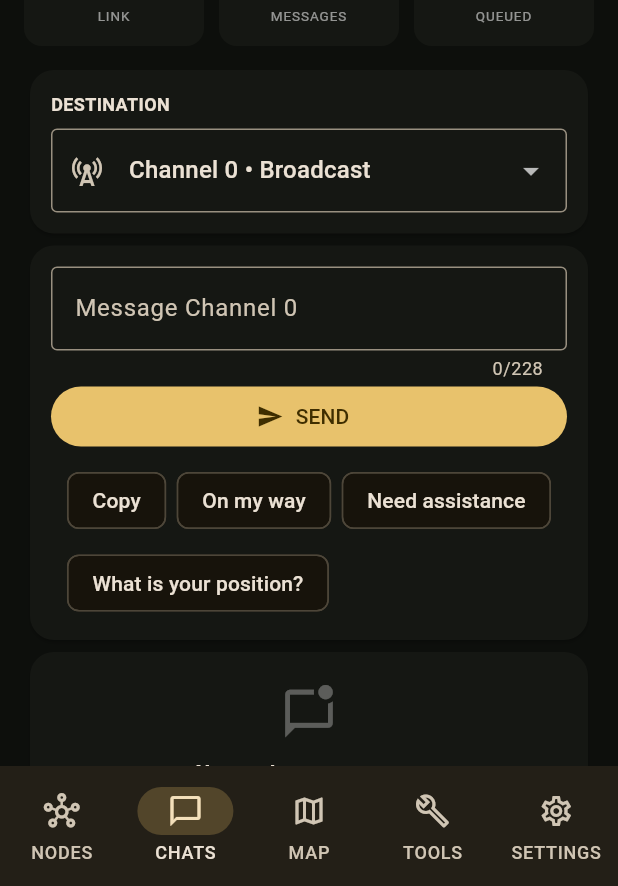
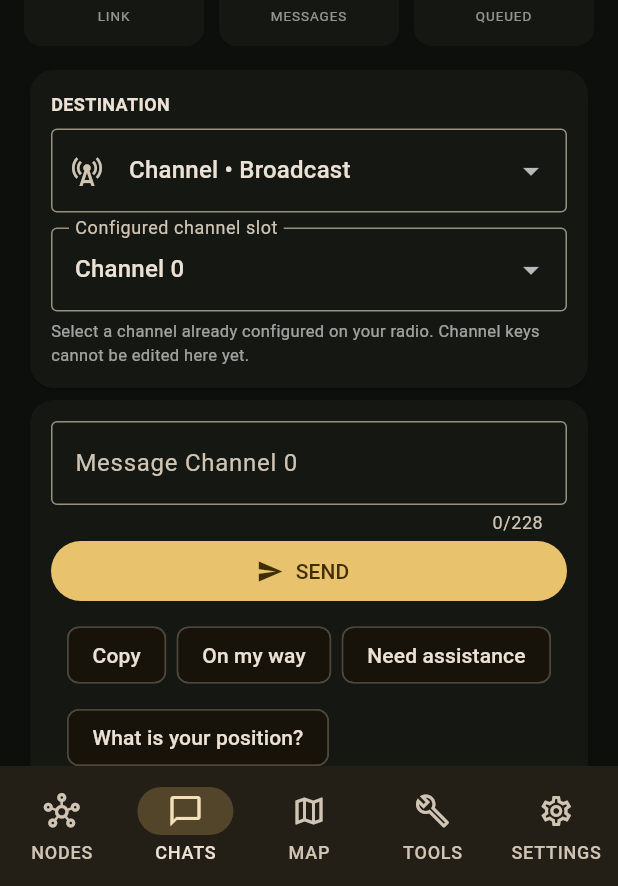
Before and after one commit to BastionMeshApp/notoryx-connect, a Flutter app: the screen it shows after launch, item 2 of the bottom bar chosen, on a phone screen of 412 x 824 dp, the part 350-1236 px from its top. Run offline on Flutter 3.47's test engine with Material 3 defaults, Android fonts, the phone set to English and light mode, and no system bars; our stand-ins replace shared_preferences; missing offline and left inert: universal_ble.

Commit message:
Add configured channel slot selection and searchable conversation history

```diff
--- a/lib/main.dart
+++ b/lib/main.dart
@@ -341,12 +341,16 @@ class _ChatsPageState extends State<_ChatsPage> {
   late final TextEditingController reply =
       TextEditingController(text: widget.awayReply);
   final composer = TextEditingController();
+  final historySearch = TextEditingController();
   int destination = 0xffffffff;
+  int channel = 0;
+  bool onlyCurrentConversation = false;
 
   @override
   void dispose() {
     reply.dispose();
     composer.dispose();
+    historySearch.dispose();
     super.dispose();
   }
 
@@ -354,7 +358,8 @@ class _ChatsPageState extends State<_ChatsPage> {
     final text = (quickText ?? composer.text).trim();
     if (text.isEmpty) return;
     try {
-      await widget.radio.sendText(text: text, destination: destination);
+      await widget.radio.sendText(text: text, destination: destination,
+        channel: destination == 0xffffffff ? channel : 0);
       if (quickText == null) composer.clear();
     } catch (error) {
       if (mounted) {
@@ -378,6 +383,18 @@ class _ChatsPageState extends State<_ChatsPage> {
     builder: (context, _) {
       final messages = widget.radio.messages;
       final connected = widget.radio.isReady;
+      final search = historySearch.text.trim().toLowerCase();
+      final visibleMessages = messages.reversed.where((message) {
+        if (search.isNotEmpty &&
+            !message.text.toLowerCase().contains(search) &&
+            !_nodeName(message.from).toLowerCase().contains(search)) return false;
+        if (!onlyCurrentConversation) return true;
+        if (destination == 0xffffffff) {
+          return message.isBroadcast && message.channel == channel;
+        }
+        return !message.isBroadcast &&
+            (message.to == destination || message.from == destination);
+      }).take(50).toList();
       return ListView(
         padding: const EdgeInsets.all(16),
         children: [
@@ -421,7 +438,7 @@ class _ChatsPageState extends State<_ChatsPage> {
                 items: [
                   const DropdownMenuItem(
                     value: 0xffffffff,
-                    child: Text('Channel 0 • Broadcast'),
+                    child: Text('Channel • Broadcast'),
                   ),
                   for (final node in widget.radio.nodes)
                     DropdownMenuItem(
@@ -433,6 +450,27 @@ class _ChatsPageState extends State<_ChatsPage> {
                   if (value != null) setState(() => destination = value);
                 },
               ),
+              if (destination == 0xffffffff) ...[
+                const SizedBox(height: 10),
+                DropdownButtonFormField<int>(
+                  initialValue: channel,
+                  decoration: const InputDecoration(
+                    labelText: 'Configured channel slot',
+                    border: OutlineInputBorder(),
+                  ),
+                  items: [
+                    for (var i = 0; i < 8; i++)
+                      DropdownMenuItem(value: i, child: Text('Channel $i')),
+                  ],
+                  onChanged: (value) {
+                    if (value != null) setState(() => channel = value);
+                  },
+                ),
+                const SizedBox(height: 5),
+                const Text('Select a channel already configured on your radio. '
+                    'Channel keys cannot be edited here yet.',
+                  style: TextStyle(fontSize: 11, color: Colors.white60)),
+              ],
             ]),
           )),
           Card(child: Padding(
@@ -445,7 +483,7 @@ class _ChatsPageState extends State<_ChatsPage> {
                 maxLines: 4,
                 decoration: InputDecoration(
                   labelText: destination == 0xffffffff
-                      ? 'Message Channel 0'
+                      ? 'Message Channel $channel'
                       : 'Message ${_nodeName(destination)}',
                   border: const OutlineInputBorder(),
                 ),
@@ -486,7 +524,31 @@ class _ChatsPageState extends State<_ChatsPage> {
               child: Text('MESSAGE TIMELINE',
                 style: TextStyle(fontWeight: FontWeight.w900, letterSpacing: .8)),
             ),
-            for (final message in messages.reversed.take(50))
+            Padding(
+              padding: const EdgeInsets.symmetric(horizontal: 4),
+              child: Column(children: [
+                TextField(
+                  controller: historySearch,
+                  onChanged: (_) => setState(() {}),
+                  decoration: const InputDecoration(
+                    hintText: 'Search message history',
+                    prefixIcon: Icon(Icons.search),
+                    border: OutlineInputBorder(),
+                    isDense: true,
+                  ),
+                ),
+                SwitchListTile.adaptive(
+                  contentPadding: EdgeInsets.zero,
+                  title: const Text('Current conversation only',
+                    style: TextStyle(fontSize: 13)),
+                  value: onlyCurrentConversation,
+                  onChanged: (value) => setState(() => onlyCurrentConversation = value),
+                ),
+              ]),
+            ),
+            if (visibleMessages.isEmpty)
+              const ListTile(title: Text('No matching messages')),
+            for (final message in visibleMessages)
               Card(child: ListTile(
                 leading: CircleAvatar(
                   child: Icon(message.direction == BastionMessageDirection.outgoing
```
